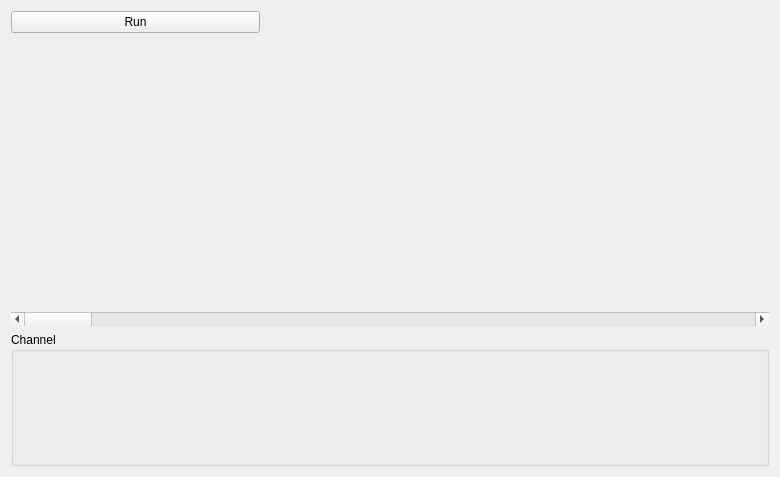
Before: the Qt Designer form qcustomplot/wloscpwidget.ui in WladimirN/wlmill-beta-wn, drawn with Qt 5.
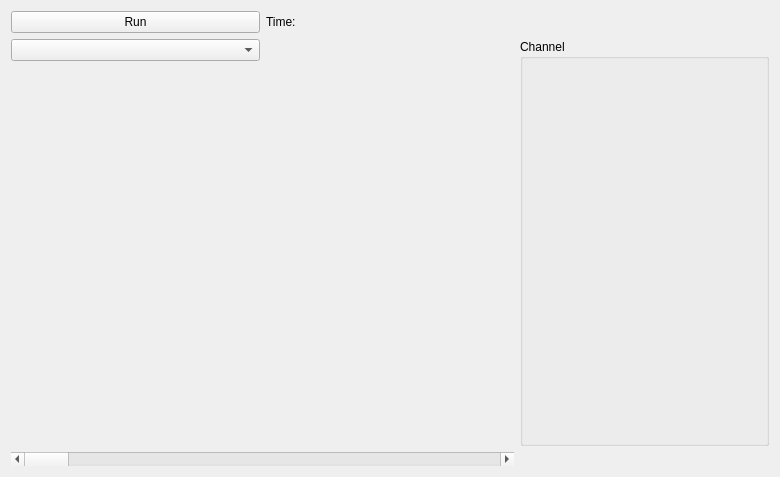
After: the same form once the commit is applied. Custom widgets are drawn as their Qt base class.

Commit message: add OspWidget scale time

Patch:
```diff
--- a/qcustomplot/wloscpwidget.ui
+++ b/qcustomplot/wloscpwidget.ui
@@ -14,51 +14,61 @@
    <string>Form</string>
   </property>
   <layout class="QGridLayout" name="gridLayout">
-   <item row="0" column="1" colspan="2">
-    <spacer name="horizontalSpacer">
-     <property name="orientation">
-      <enum>Qt::Horizontal</enum>
-     </property>
-     <property name="sizeHint" stdset="0">
-      <size>
-       <width>40</width>
-       <height>20</height>
-      </size>
-     </property>
-    </spacer>
-   </item>
-   <item row="0" column="0">
-    <widget class="QPushButton" name="pbRun">
-     <property name="text">
-      <string>Run</string>
-     </property>
-     <property name="checkable">
-      <bool>true</bool>
-     </property>
-    </widget>
-   </item>
-   <item row="2" column="0" rowspan="2" colspan="3">
-    <widget class="QCustomPlot" name="plot" native="true"/>
-   </item>
-   <item row="4" column="0" colspan="3">
+   <item row="6" column="0" colspan="2">
     <widget class="QScrollBar" name="horizontalScrollBar">
      <property name="orientation">
       <enum>Qt::Horizontal</enum>
      </property>
     </widget>
    </item>
-   <item row="5" column="0" colspan="3">
+   <item row="1" column="2" rowspan="5">
     <widget class="QGroupBox" name="groupBox">
      <property name="title">
       <string>Channel</string>
      </property>
      <layout class="QGridLayout" name="gridLayout_2">
-      <item row="0" column="0">
-       <layout class="QHBoxLayout" name="layoutChannels"/>
+      <item row="1" column="0">
+       <layout class="QVBoxLayout" name="layoutChannels"/>
+      </item>
+      <item row="2" column="0">
+       <spacer name="verticalSpacer">
+        <property name="orientation">
+         <enum>Qt::Vertical</enum>
+        </property>
+        <property name="sizeHint" stdset="0">
+         <size>
+          <width>20</width>
+          <height>40</height>
+         </size>
+        </property>
+       </spacer>
       </item>
      </layout>
     </widget>
    </item>
+   <item row="0" column="1">
+    <widget class="QLabel" name="labelTime">
+     <property name="text">
+      <string>Time:</string>
+     </property>
+    </widget>
+   </item>
+   <item row="1" column="0">
+    <widget class="QComboBox" name="cBoxPeriod"/>
+   </item>
+   <item row="0" column="0">
+    <widget class="QPushButton" name="pbRun">
+     <property name="text">
+      <string>Run</string>
+     </property>
+     <property name="checkable">
+      <bool>true</bool>
+     </property>
+    </widget>
+   </item>
+   <item row="2" column="0" rowspan="4" colspan="2">
+    <widget class="QCustomPlot" name="plot" native="true"/>
+   </item>
   </layout>
  </widget>
  <customwidgets>
```
The commit also changes 2 other files.
